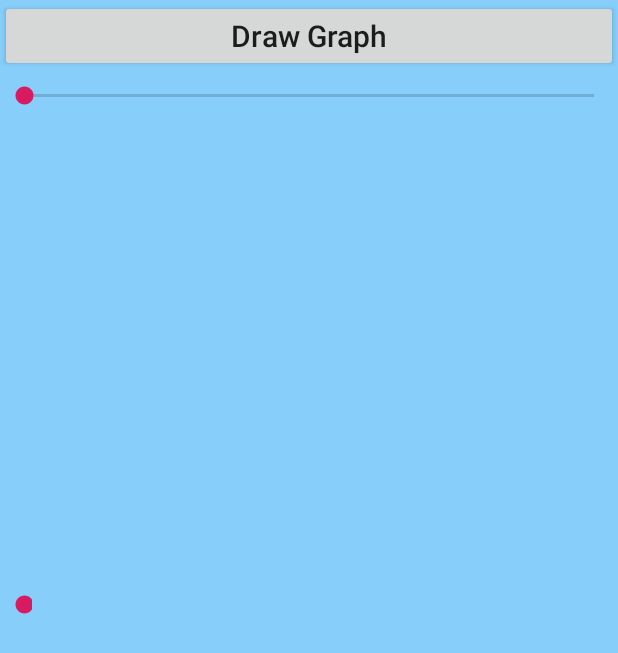
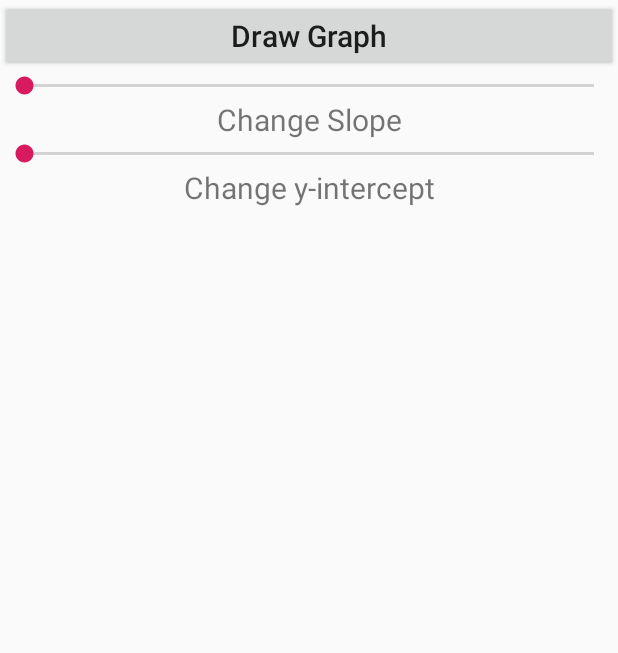
Before and after one commit to rthaiva1/Surface-View, an Android app: the layout activity_main.xml on its own in the app's theme, with its tools: preview values and no code run, on a phone screen of 412 x 824 dp. Shown: the top 653 px of the screen. Run offline under Robolectric (Android 15) with nearby library versions, the phone set to English and light mode, and no system bars.

Commit message:
Change slope and intercept implemented

```diff
--- a/app/src/main/res/layout/activity_main.xml
+++ b/app/src/main/res/layout/activity_main.xml
@@ -4,15 +4,12 @@
     xmlns:tools="http://schemas.android.com/tools"
     android:layout_width="match_parent"
     android:layout_height="match_parent"
-    android:background="@drawable/ww"
     tools:context=".MainActivity">
 
     <LinearLayout
         android:layout_width="match_parent"
         android:layout_height="match_parent"
-        android:orientation="vertical"
-        app:layout_constraintEnd_toStartOf="parent"
-        tools:layout_editor_absoluteY="64dp">
+        android:orientation="vertical">
 
         <LinearLayout
             android:layout_width="match_parent"
@@ -26,28 +23,68 @@
                 android:layout_weight="1"
                 android:text="Draw Graph"
                 android:textAllCaps="false"
-                android:textSize="20dp" />
+                android:textSize="20dp"
+                tools:ignore="HardcodedText" />
 
         </LinearLayout>
+
+        <LinearLayout
+            android:layout_width="match_parent"
+            android:layout_height="wrap_content"
+            android:orientation="horizontal">
+
+            <SeekBar
+                android:id="@+id/seekBar"
+                android:layout_width="match_parent"
+                android:layout_height="wrap_content"
+                android:max="100"/>
+        </LinearLayout>
+
+    <LinearLayout
+        android:layout_width="match_parent"
+        android:layout_height="wrap_content"
+        android:orientation="horizontal">
+
+        <TextView
+            android:id="@+id/textView"
+            android:layout_width="match_parent"
+            android:layout_height="wrap_content"
+            android:text="Change Slope"
+            android:textSize="20dp"
+            android:gravity="center"/>
+    </LinearLayout>
+
+        <LinearLayout
+            android:layout_width="match_parent"
+            android:layout_height="wrap_content"
+            android:orientation="horizontal">
+
+            <SeekBar
+                android:id="@+id/seekBar1"
+                android:layout_width="match_parent"
+                android:layout_height="wrap_content"
+                android:max="100"/>
+        </LinearLayout>
+    <LinearLayout
+        android:layout_width="match_parent"
+        android:layout_height="wrap_content"
+        android:orientation="horizontal">
+
+        <TextView
+            android:id="@+id/textView2"
+            android:layout_width="match_parent"
+            android:layout_height="wrap_content"
+            android:text="Change y-intercept"
+            android:textSize="20dp"
+            android:gravity="center"/>
+    </LinearLayout>
 
         <LinearLayout
             android:id="@+id/customViewLayout"
             android:layout_width="match_parent"
             android:layout_height="wrap_content"
-            android:orientation="vertical"></LinearLayout>
+            android:orientation="vertical">
+        </LinearLayout>
 
-        <SeekBar
-            android:id="@+id/seekBar"
-            android:layout_width="match_parent"
-            android:layout_height="32dp"
-            android:outlineAmbientShadowColor="@color/colorPrimaryDark"
-            tools:visibility="visible" />
-
-        <SeekBar
-            android:id="@+id/seekBar2"
-            android:layout_width="21dp"
-            android:layout_height="647dp"
-            android:visibility="visible"
-            tools:visibility="visible" />
     </LinearLayout>
 </android.support.constraint.ConstraintLayout>
```
Also changed, not shown: app/src/main/java/edu/binghamton/cs/surface/MainActivity.java (+41 -5 lines), app/src/main/java/edu/binghamton/cs/surface/MySurface.java (+43 -13 lines).
